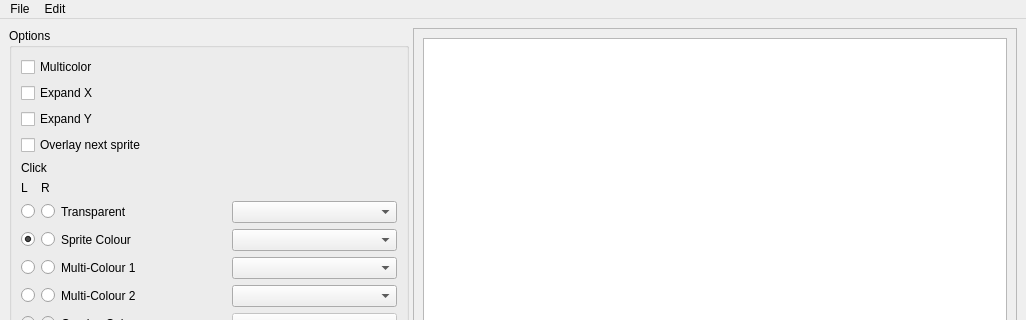
Above: mainwindow.ui from jowin202/OpenSprite before the change; both pictures show x 0 to 1026 and y 0 to 320 of the 1026 by 866 pixel window. Below: the same form after it.
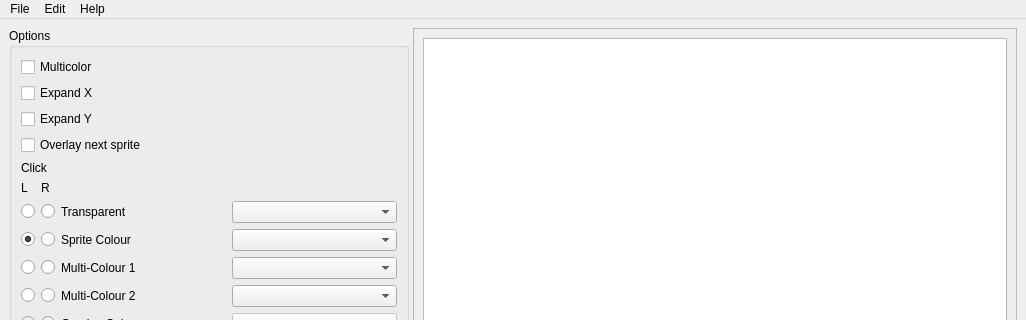
That is the form after the change. Custom widgets are drawn as their Qt base class.

Diff of the .ui file:
```diff
--- a/mainwindow.ui
+++ b/mainwindow.ui
@@ -643,8 +643,15 @@
     <addaction name="actionFlip_Top_to_Bottom"/>
     <addaction name="actionFlip_Left_to_Right"/>
    </widget>
+   <widget class="QMenu" name="menuHelp">
+    <property name="title">
+     <string>Help</string>
+    </property>
+    <addaction name="actionAbout"/>
+   </widget>
    <addaction name="menuFile"/>
    <addaction name="menuEdit"/>
+   <addaction name="menuHelp"/>
   </widget>
   <widget class="QStatusBar" name="statusbar"/>
   <action name="actionOpenProject">
```
Left out of the diff: 5 changed lines with no effect on the pictures.
